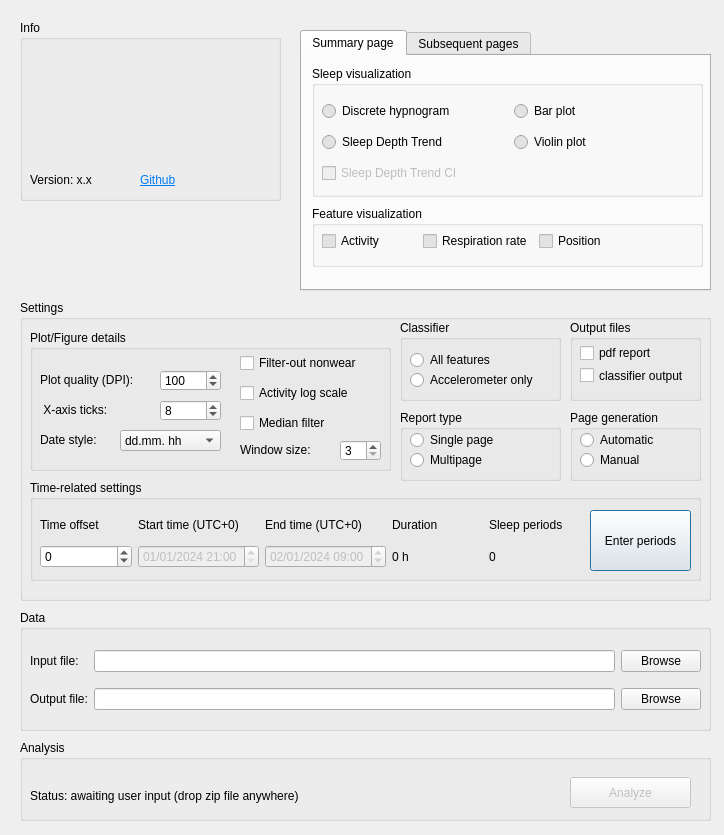
The window that nappa_gui/main_window.ui (matiashaggman/NAPPA-ISA) describes before a commit, drawn with Qt 5.
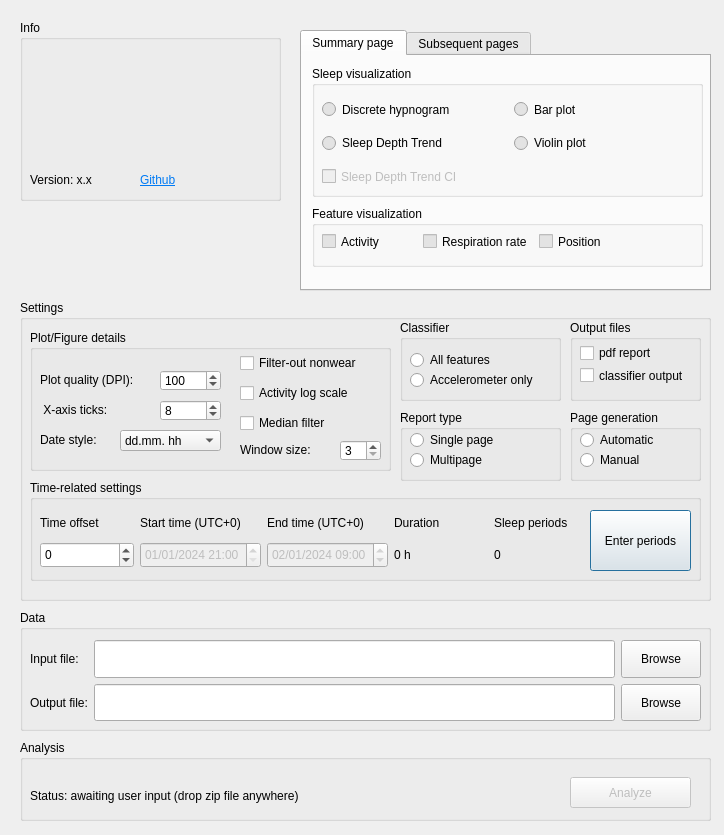
The same window after the commit. Icons and pictures are not drawn.

```diff
--- a/nappa_gui/main_window.ui
+++ b/nappa_gui/main_window.ui
@@ -42,6 +42,12 @@
      <height>301</height>
     </rect>
    </property>
+   <property name="sizePolicy">
+    <sizepolicy hsizetype="MinimumExpanding" vsizetype="Preferred">
+     <horstretch>0</horstretch>
+     <verstretch>0</verstretch>
+    </sizepolicy>
+   </property>
    <property name="title">
     <string>Settings</string>
    </property>
@@ -54,6 +60,12 @@
       <height>101</height>
      </rect>
     </property>
+    <property name="sizePolicy">
+     <sizepolicy hsizetype="MinimumExpanding" vsizetype="Preferred">
+      <horstretch>0</horstretch>
+      <verstretch>0</verstretch>
+     </sizepolicy>
+    </property>
     <property name="title">
      <string>Time-related settings</string>
     </property>
@@ -62,16 +74,28 @@
       <rect>
        <x>10</x>
        <y>30</y>
-       <width>541</width>
+       <width>548</width>
        <height>58</height>
       </rect>
      </property>
+     <property name="sizePolicy">
+      <sizepolicy hsizetype="MinimumExpanding" vsizetype="Preferred">
+       <horstretch>0</horstretch>
+       <verstretch>0</verstretch>
+      </sizepolicy>
+     </property>
      <layout class="QGridLayout" name="gridLayout">
       <item row="2" column="1">
        <widget class="QDateTimeEdit" name="startTime">
         <property name="enabled">
          <bool>false</bool>
         </property>
+        <property name="sizePolicy">
+         <sizepolicy hsizetype="MinimumExpanding" vsizetype="Preferred">
+          <horstretch>0</horstretch>
+          <verstretch>0</verstretch>
+         </sizepolicy>
+        </property>
         <property name="dateTime">
          <datetime>
           <hour>21</hour>
@@ -109,6 +133,12 @@
         <property name="enabled">
          <bool>false</bool>
         </property>
+        <property name="sizePolicy">
+         <sizepolicy hsizetype="MinimumExpanding" vsizetype="Preferred">
+          <horstretch>0</horstretch>
+          <verstretch>0</verstretch>
+         </sizepolicy>
+        </property>
         <property name="dateTime">
          <datetime>
           <hour>9</hour>
@@ -126,6 +156,12 @@
       </item>
       <item row="2" column="4">
        <widget class="QLabel" name="sleepPeriodsLabel">
+        <property name="sizePolicy">
+         <sizepolicy hsizetype="MinimumExpanding" vsizetype="Preferred">
+          <horstretch>0</horstretch>
+          <verstretch>0</verstretch>
+         </sizepolicy>
+        </property>
         <property name="toolTip">
          <string>Number of automatically inferred sleeping periods.</string>
         </property>
@@ -136,6 +172,12 @@
       </item>
       <item row="1" column="1">
        <widget class="QLabel" name="startTimeLabel">
+        <property name="sizePolicy">
+         <sizepolicy hsizetype="MinimumExpanding" vsizetype="Preferred">
+          <horstretch>0</horstretch>
+          <verstretch>0</verstretch>
+         </sizepolicy>
+        </property>
         <property name="text">
          <string>Start time (UTC+0)</string>
         </property>
@@ -143,6 +185,12 @@
       </item>
       <item row="2" column="3">
        <widget class="QLabel" name="durationLabel">
+        <property name="sizePolicy">
+         <sizepolicy hsizetype="MinimumExpanding" vsizetype="Preferred">
+          <horstretch>0</horstretch>
+          <verstretch>0</verstretch>
+         </sizepolicy>
+        </property>
         <property name="text">
          <string>0 h</string>
         </property>
@@ -150,6 +198,12 @@
       </item>
       <item row="1" column="2">
        <widget class="QLabel" name="endTimeLabel">
+        <property name="sizePolicy">
+         <sizepolicy hsizetype="MinimumExpanding" vsizetype="Preferred">
+          <horstretch>0</horstretch>
+          <verstretch>0</verstretch>
+         </sizepolicy>
+        </property>
         <property name="text">
          <string>End time (UTC+0)</string>
         </property>
@@ -157,6 +211,12 @@
       </item>
       <item row="1" column="3">
        <widget class="QLabel" name="label_7">
+        <property name="sizePolicy">
+         <sizepolicy hsizetype="MinimumExpanding" vsizetype="Preferred">
+          <horstretch>0</horstretch>
+          <verstretch>0</verstretch>
+         </sizepolicy>
+        </property>
         <property name="text">
          <string>Duration</string>
         </property>
@@ -164,6 +224,12 @@
       </item>
       <item row="1" column="4">
        <widget class="QLabel" name="label_8">
+        <property name="sizePolicy">
+         <sizepolicy hsizetype="MinimumExpanding" vsizetype="Preferred">
+          <horstretch>0</horstretch>
+          <verstretch>0</verstretch>
+         </sizepolicy>
+        </property>
         <property name="text">
          <string>Sleep periods</string>
         </property>
@@ -171,6 +237,12 @@
       </item>
       <item row="1" column="0">
        <widget class="QLabel" name="label_5">
+        <property name="sizePolicy">
+         <sizepolicy hsizetype="MinimumExpanding" vsizetype="Preferred">
+          <horstretch>0</horstretch>
+          <verstretch>0</verstretch>
+         </sizepolicy>
+        </property>
         <property name="text">
          <string>Time offset</string>
         </property>
@@ -178,6 +250,12 @@
       </item>
       <item row="2" column="0">
        <widget class="QSpinBox" name="timeOffsetSpinBox">
+        <property name="sizePolicy">
+         <sizepolicy hsizetype="MinimumExpanding" vsizetype="Preferred">
+          <horstretch>0</horstretch>
+          <verstretch>0</verstretch>
+         </sizepolicy>
+        </property>
         <property name="minimum">
          <number>-12</number>
         </property>
@@ -639,6 +717,12 @@
      <height>121</height>
     </rect>
    </property>
+   <property name="sizePolicy">
+    <sizepolicy hsizetype="MinimumExpanding" vsizetype="Preferred">
+     <horstretch>0</horstretch>
+     <verstretch>0</verstretch>
+    </sizepolicy>
+   </property>
    <property name="title">
     <string>Data</string>
    </property>
@@ -651,9 +735,24 @@
       <height>81</height>
      </rect>
     </property>
+    <property name="sizePolicy">
+     <sizepolicy hsizetype="MinimumExpanding" vsizetype="Preferred">
+      <horstretch>0</horstretch>
+      <verstretch>0</verstretch>
+     </sizepolicy>
+    </property>
     <layout class="QGridLayout" name="gridLayout_5">
+     <property name="sizeConstraint">
+      <enum>QLayout::SizeConstraint::SetNoConstraint</enum>
+     </property>
      <item row="0" column="1">
       <widget class="QLineEdit" name="inputFile">
+       <property name="sizePolicy">
+        <sizepolicy hsizetype="MinimumExpanding" vsizetype="Preferred">
+         <horstretch>0</horstretch>
+         <verstretch>0</verstretch>
+        </sizepolicy>
+       </property>
        <property name="toolTip">
         <string>&lt;html&gt;&lt;head/&gt;&lt;body&gt;&lt;p&gt;Input file (.zip) containing the accelerometer and gyroscope from the sleep pants' sensor.&lt;/p&gt;&lt;/body&gt;&lt;/html&gt;</string>
        </property>
@@ -661,6 +760,12 @@
      </item>
      <item row="0" column="2">
       <widget class="QPushButton" name="browseInput">
+       <property name="sizePolicy">
+        <sizepolicy hsizetype="Fixed" vsizetype="Preferred">
+         <horstretch>0</horstretch>
+         <verstretch>0</verstretch>
+        </sizepolicy>
+       </property>
        <property name="text">
         <string>Browse</string>
        </property>
@@ -668,6 +773,12 @@
      </item>
      <item row="1" column="0">
       <widget class="QLabel" name="label_2">
+       <property name="sizePolicy">
+        <sizepolicy hsizetype="Fixed" vsizetype="Preferred">
+         <horstretch>0</horstretch>
+         <verstretch>0</verstretch>
+        </sizepolicy>
+       </property>
        <property name="text">
         <string>Output file:</string>
        </property>
@@ -675,6 +786,12 @@
      </item>
      <item row="1" column="2">
       <widget class="QPushButton" name="browseOutput">
+       <property name="sizePolicy">
+        <sizepolicy hsizetype="Fixed" vsizetype="Preferred">
+         <horstretch>0</horstretch>
+         <verstretch>0</verstretch>
+        </sizepolicy>
+       </property>
        <property name="text">
         <string>Browse</string>
        </property>
@@ -682,6 +799,12 @@
      </item>
      <item row="0" column="0">
       <widget class="QLabel" name="label">
+       <property name="sizePolicy">
+        <sizepolicy hsizetype="Fixed" vsizetype="Preferred">
+         <horstretch>0</horstretch>
+         <verstretch>0</verstretch>
+        </sizepolicy>
+       </property>
        <property name="text">
         <string>Input file:</string>
        </property>
@@ -689,6 +812,12 @@
      </item>
      <item row="1" column="1">
       <widget class="QLineEdit" name="outputFile">
+       <property name="sizePolicy">
+        <sizepolicy hsizetype="MinimumExpanding" vsizetype="Preferred">
+         <horstretch>0</horstretch>
+         <verstretch>0</verstretch>
+        </sizepolicy>
+       </property>
        <property name="toolTip">
         <string>&lt;html&gt;&lt;head/&gt;&lt;body&gt;&lt;p&gt;Output file (.zip) name. &lt;/p&gt;&lt;/body&gt;&lt;/html&gt;</string>
        </property>
@@ -806,6 +935,12 @@
      <height>261</height>
     </rect>
    </property>
+   <property name="sizePolicy">
+    <sizepolicy hsizetype="MinimumExpanding" vsizetype="Preferred">
+     <horstretch>0</horstretch>
+     <verstretch>0</verstretch>
+    </sizepolicy>
+   </property>
    <property name="palette">
     <palette>
      <active>
@@ -880,6 +1015,12 @@
        <height>131</height>
       </rect>
      </property>
+     <property name="sizePolicy">
+      <sizepolicy hsizetype="MinimumExpanding" vsizetype="Preferred">
+       <horstretch>0</horstretch>
+       <verstretch>0</verstretch>
+      </sizepolicy>
+     </property>
      <property name="title">
       <string>Sleep visualization</string>
      </property>
@@ -892,9 +1033,21 @@
         <height>94</height>
        </rect>
       </property>
+      <property name="sizePolicy">
+       <sizepolicy hsizetype="MinimumExpanding" vsizetype="Preferred">
+        <horstretch>0</horstretch>
+        <verstretch>0</verstretch>
+       </sizepolicy>
+      </property>
       <layout class="QGridLayout" name="gridLayout_2">
        <item row="0" column="0">
         <widget class="QRadioButton" name="discreteHypnogramSummaryBox">
+         <property name="sizePolicy">
+          <sizepolicy hsizetype="MinimumExpanding" vsizetype="Preferred">
+           <horstretch>0</horstretch>
+           <verstretch>0</verstretch>
+          </sizepolicy>
+         </property>
          <property name="text">
           <string>Discrete hypnogram</string>
          </property>
@@ -908,6 +1061,12 @@
          <property name="enabled">
           <bool>false</bool>
          </property>
+         <property name="sizePolicy">
+          <sizepolicy hsizetype="MinimumExpanding" vsizetype="Preferred">
+           <horstretch>0</horstretch>
+           <verstretch>0</verstretch>
+          </sizepolicy>
+         </property>
          <property name="text">
           <string>Sleep Depth Trend CI</string>
          </property>
@@ -918,6 +1077,12 @@
        </item>
        <item row="1" column="0">
         <widget class="QRadioButton" name="sdtSummaryBox">
+         <property name="sizePolicy">
+          <sizepolicy hsizetype="MinimumExpanding" vsizetype="Preferred">
+           <horstretch>0</horstretch>
+           <verstretch>0</verstretch>
+          </sizepolicy>
+         </property>
          <property name="text">
           <string>Sleep Depth Trend</string>
          </property>
@@ -928,6 +1093,12 @@
        </item>
        <item row="0" column="1">
         <widget class="QRadioButton" name="barRadioButton">
+         <property name="sizePolicy">
+          <sizepolicy hsizetype="MinimumExpanding" vsizetype="Preferred">
+           <horstretch>0</horstretch>
+           <verstretch>0</verstretch>
+          </sizepolicy>
+         </property>
          <property name="text">
           <string>Bar plot</string>
          </property>
@@ -938,6 +1109,12 @@
        </item>
        <item row="1" column="1">
         <widget class="QRadioButton" name="violinRadioButton">
+         <property name="sizePolicy">
+          <sizepolicy hsizetype="MinimumExpanding" vsizetype="Preferred">
+           <horstretch>0</horstretch>
+           <verstretch>0</verstretch>
+          </sizepolicy>
+         </property>
          <property name="text">
           <string>Violin plot</string>
          </property>
@@ -958,6 +1135,12 @@
        <height>61</height>
       </rect>
      </property>
+     <property name="sizePolicy">
+      <sizepolicy hsizetype="MinimumExpanding" vsizetype="Preferred">
+       <horstretch>0</horstretch>
+       <verstretch>0</verstretch>
+      </sizepolicy>
+     </property>
      <property name="title">
       <string>Feature visualization</string>
      </property>
@@ -970,12 +1153,24 @@
         <height>31</height>
        </rect>
       </property>
+      <property name="sizePolicy">
+       <sizepolicy hsizetype="MinimumExpanding" vsizetype="Preferred">
+        <horstretch>0</horstretch>
+        <verstretch>0</verstretch>
+       </sizepolicy>
+      </property>
       <layout class="QGridLayout" name="gridLayout_4">
        <item row="0" column="1">
         <widget class="QCheckBox" name="respirationSummaryBox">
          <property name="enabled">
           <bool>true</bool>
          </property>
+         <property name="sizePolicy">
+          <sizepolicy hsizetype="MinimumExpanding" vsizetype="Preferred">
+           <horstretch>0</horstretch>
+           <verstretch>0</verstretch>
+          </sizepolicy>
+         </property>
          <property name="text">
           <string>Respiration rate</string>
          </property>
@@ -989,6 +1184,12 @@
          <property name="enabled">
           <bool>true</bool>
          </property>
+         <property name="sizePolicy">
+          <sizepolicy hsizetype="MinimumExpanding" vsizetype="Preferred">
+           <horstretch>0</horstretch>
+           <verstretch>0</verstretch>
+          </sizepolicy>
+         </property>
          <property name="text">
           <string>Activity</string>
          </property>
@@ -1002,6 +1203,12 @@
          <property name="enabled">
           <bool>true</bool>
          </property>
+         <property name="sizePolicy">
+          <sizepolicy hsizetype="MinimumExpanding" vsizetype="Preferred">
+           <horstretch>0</horstretch>
+           <verstretch>0</verstretch>
+          </sizepolicy>
+         </property>
          <property name="text">
           <string>Position</string>
          </property>
```
Left out of the diff: 194 changed lines with no effect on the pictures.
